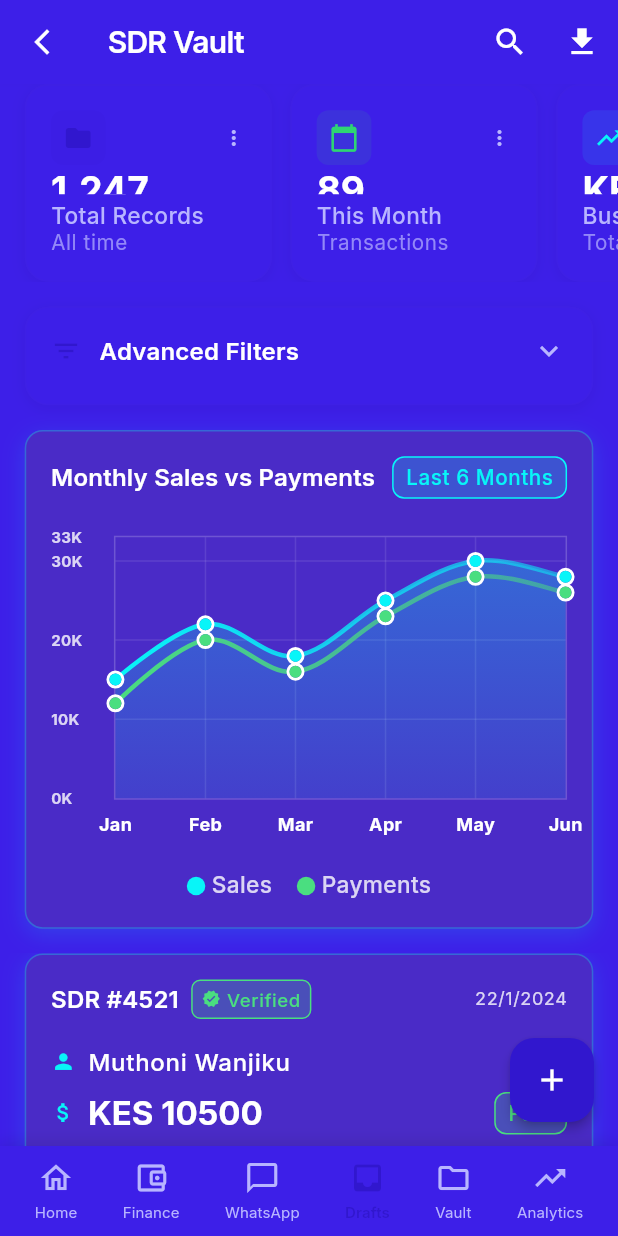
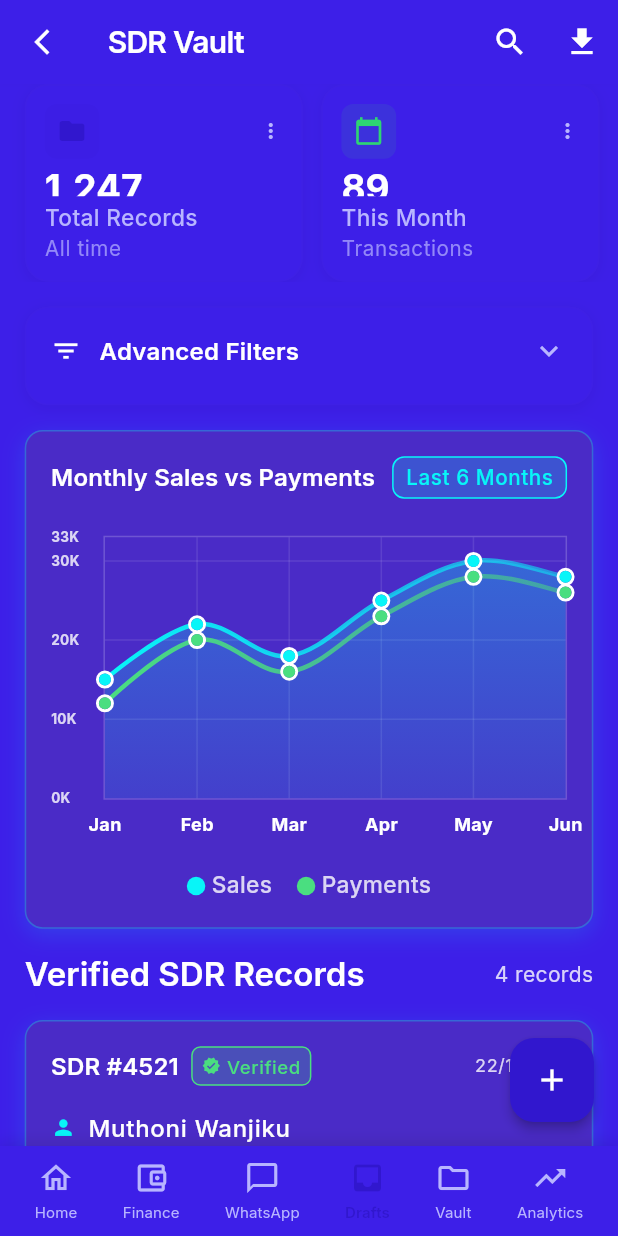
Before and after one commit to Davedave001/zacca-afri-flow, a Flutter app: the SdrVault screen opened by its route, on a phone screen of 412 x 824 dp. Run offline on Flutter 3.47's test engine with Material 3 defaults, Android fonts, the phone set to English and light mode, and no system bars; drawn by our look-alikes of fl_chart; our stand-ins replace cached_network_image, connectivity_plus, file_picker, flutter_slidable, flutter_svg, google_fonts and 2 more.

```diff
--- a/zacca_ai/lib/presentation/sdr_vault/sdr_vault.dart
+++ b/zacca_ai/lib/presentation/sdr_vault/sdr_vault.dart
@@ -165,6 +165,7 @@ class _SdrVaultState extends State<SdrVault> with TickerProviderStateMixin {
       ),
       body: RefreshIndicator(
         onRefresh: _refreshData,
+        child: SingleChildScrollView(
           child: Column(
             children: [
               // Summary Cards
@@ -203,11 +204,37 @@ class _SdrVaultState extends State<SdrVault> with TickerProviderStateMixin {
               ),
               SizedBox(height: 2.h),
 
-            // Confirmed SDRs List
-            Expanded(
-              child: _buildConfirmedSDRsList(),
+              // Confirmed SDRs List Header
+              Padding(
+                padding: EdgeInsets.symmetric(horizontal: 4.w),
+                child: Row(
+                  mainAxisAlignment: MainAxisAlignment.spaceBetween,
+                  children: [
+                    Text(
+                      'Verified SDR Records',
+                      style: theme.textTheme.titleLarge?.copyWith(
+                        color: Colors.white,
+                        fontWeight: FontWeight.w600,
+                      ),
+                    ),
+                    Text(
+                      '${_confirmedSDRs.length} records',
+                      style: theme.textTheme.bodyMedium?.copyWith(
+                        color: Colors.white.withValues(alpha: 0.8),
+                      ),
                     ),
                   ],
+                ),
+              ),
+              SizedBox(height: 2.h),
+
+              // Confirmed SDRs List
+              _buildConfirmedSDRsList(),
+
+              // Bottom spacing for navigation
+              SizedBox(height: 10.h),
+            ],
+          ),
         ),
       ),
       bottomNavigationBar: CustomBottomBar(
@@ -629,7 +656,9 @@ class _SdrVaultState extends State<SdrVault> with TickerProviderStateMixin {
     final filteredSDRs = _getFilteredConfirmedSDRs();
 
     if (filteredSDRs.isEmpty) {
-      return Center(
+      return Container(
+        height: 30.h,
+        child: Center(
           child: Column(
             mainAxisAlignment: MainAxisAlignment.center,
             children: [
@@ -657,17 +686,17 @@ class _SdrVaultState extends State<SdrVault> with TickerProviderStateMixin {
               ),
             ],
           ),
+        ),
       );
     }
 
-    return ListView.builder(
-      padding: EdgeInsets.symmetric(horizontal: 4.w),
-      itemCount: filteredSDRs.length,
-      itemBuilder: (context, index) {
-        final sdr = filteredSDRs[index];
+    return Column(
+      children: filteredSDRs.map((sdr) {
         final isSelected = _selectedTransactions.contains(int.parse(sdr.id));
 
-        return ConfirmedSDRCard(
+        return Padding(
+          padding: EdgeInsets.symmetric(horizontal: 4.w),
+          child: ConfirmedSDRCard(
             sdr: sdr,
             isSelected: _isMultiSelectMode && isSelected,
             onDownloadPDF: () => _downloadPDF(sdr),
@@ -678,8 +707,9 @@ class _SdrVaultState extends State<SdrVault> with TickerProviderStateMixin {
                     _toggleMultiSelectMode();
                     _toggleTransactionSelection(int.parse(sdr.id));
                   },
+          ),
         );
-      },
+      }).toList(),
     );
   }
 
--- a/zacca_ai/lib/presentation/sdr_vault/widgets/advanced_filter_panel.dart
+++ b/zacca_ai/lib/presentation/sdr_vault/widgets/advanced_filter_panel.dart
@@ -80,7 +80,7 @@ class _AdvancedFilterPanelState extends State<AdvancedFilterPanel> {
                       children: [
                         CustomIconWidget(
                           iconName: 'filter_list',
-                          color: colorScheme.primary,
+                          color: Colors.white,
                           size: 20,
                         ),
                         SizedBox(width: 3.w),
--- a/zacca_ai/lib/presentation/sdr_vault/widgets/sales_chart_widget.dart
+++ b/zacca_ai/lib/presentation/sdr_vault/widgets/sales_chart_widget.dart
@@ -73,6 +73,7 @@ class SalesChartWidget extends StatelessWidget {
           // Chart
           Container(
             height: 25.h,
+            width: double.infinity,
             child: LineChart(
               LineChartData(
                 gridData: FlGridData(
@@ -153,11 +154,11 @@ class SalesChartWidget extends StatelessWidget {
                           style: TextStyle(
                             color: Colors.white.withValues(alpha: 0.8),
                             fontWeight: FontWeight.bold,
-                            fontSize: 10,
+                            fontSize: 9,
                           ),
                         );
                       },
-                      reservedSize: 42,
+                      reservedSize: 35,
                     ),
                   ),
                 ),
--- a/zacca_ai/lib/presentation/sdr_vault/widgets/vault_summary_cards.dart
+++ b/zacca_ai/lib/presentation/sdr_vault/widgets/vault_summary_cards.dart
@@ -46,8 +46,8 @@ class VaultSummaryCards extends StatelessWidget {
         itemBuilder: (context, index) {
           final data = summaryData[index];
           return Container(
-            width: 40.w,
-            padding: EdgeInsets.all(4.w),
+            width: 45.w,
+            padding: EdgeInsets.all(3.w),
             decoration: BoxDecoration(
               color: colorScheme.surface,
               borderRadius: BorderRadius.circular(16),
```
Lines whose indentation alone changed are shown as unchanged.
